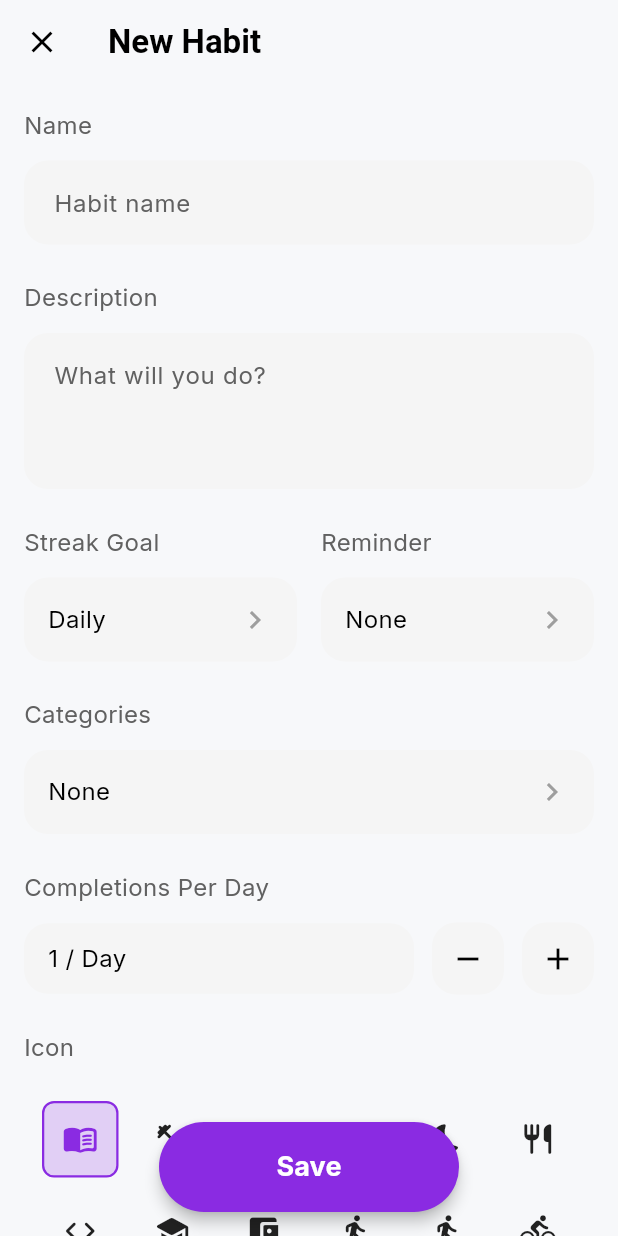
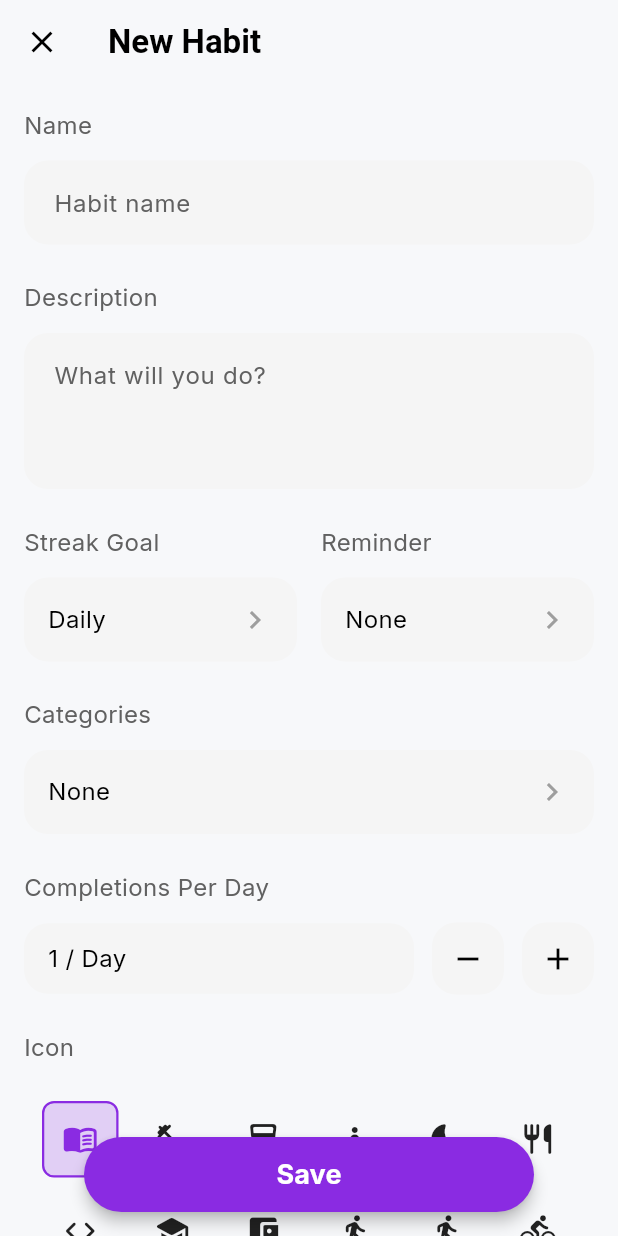
Before and after one commit to kaex/streaks, a Flutter app: the NewHabitScreen screen opened directly, on a phone screen of 412 x 824 dp. Run offline on Flutter 3.47's test engine with Material 3 defaults, Android fonts, the phone set to English and light mode, and no system bars; our stand-ins replace fl_chart, flutter_local_notifications, flutter_slidable, flutter_staggered_animations, google_fonts, share_plus and 3 more; accounts and stored records are empty.

Commit message:
Update floating action button size and styling

```diff
--- a/lib/screens/new_habit_screen.dart
+++ b/lib/screens/new_habit_screen.dart
@@ -127,9 +127,9 @@ class _NewHabitScreenState extends State<NewHabitScreen> {
           onPressed: () => Navigator.pop(context),
         ),
       ),
-      floatingActionButton: Container(
-        height: 60,
-        width: 200,
+      floatingActionButton: SizedBox(
+        height: 50,
+        width: 300,
         child: FloatingActionButton.extended(
           onPressed: _saveHabit,
           backgroundColor: AppTheme.accentColor,
@@ -355,7 +355,6 @@ class _NewHabitScreenState extends State<NewHabitScreen> {
                         });
                       },
                     ),
-                    const SizedBox(height: 40),
                   ],
                 ),
               ),
```
